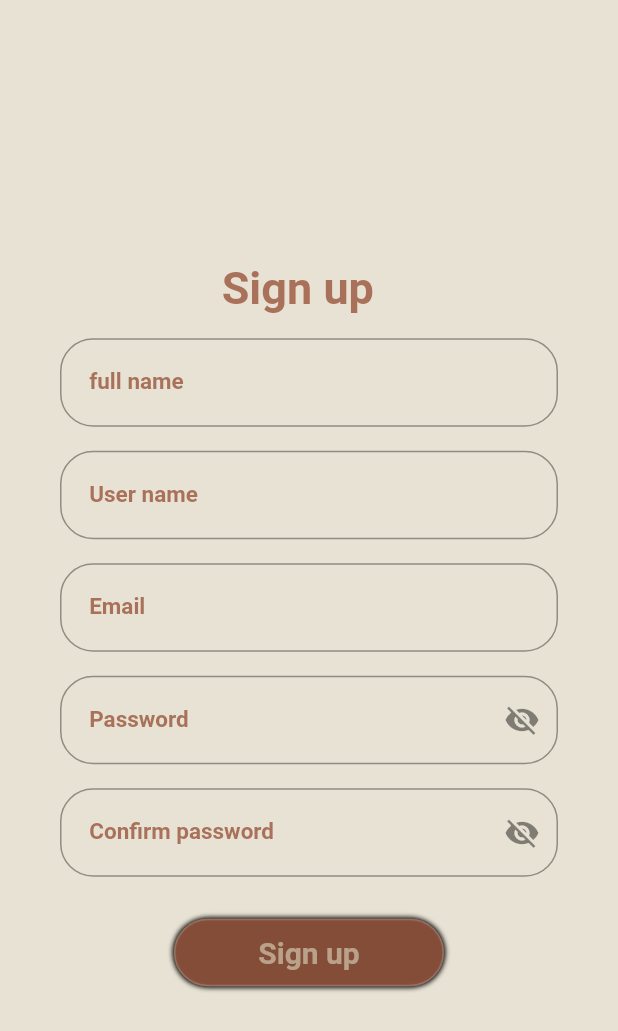
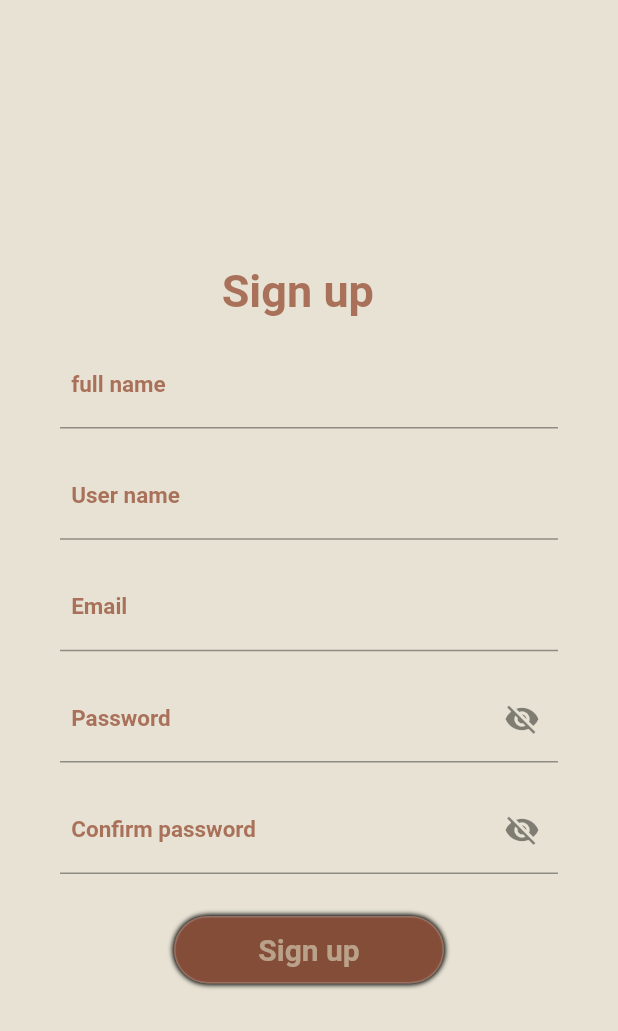
Before and after one commit to EmanAtta/fashion_app, a Flutter app: the Sign_up screen opened directly, on a phone screen of 412 x 824 dp. Shown: the top 1031 px of the screen. Run offline on Flutter 3.47's test engine with Material 2 defaults, Android fonts, the phone set to English and light mode, and no system bars; our stand-ins replace curved_navigation_bar, firebase_auth, firebase_core, firebase_storage, shared_preferences; accounts and stored records are empty.

Commit message:
Update sign_up.dart

```diff
--- a/lib/sign_up.dart
+++ b/lib/sign_up.dart
@@ -65,11 +65,12 @@ class _Sign_upState extends State<Sign_up> {
                         controller: _fullname,
                         decoration: InputDecoration(
                           labelText: "  full name",
-                          labelStyle: TextStyle(
-                              fontSize: 15,
-                              fontWeight: FontWeight.bold,
-                              color: Color.fromARGB(215, 157, 91, 67)),
-                          border: OutlineInputBorder(
+                          labelStyle:TextStyle(fontSize:15,fontWeight: FontWeight.bold,color: Color.fromARGB(215, 157, 91, 67)),
+                          fillColor:Colors.white,
+
+                          focusedBorder: OutlineInputBorder(
+                              borderSide: const BorderSide(color: Color.fromARGB(180, 89, 99, 76),width: 2),
+
                               borderRadius: BorderRadius.circular(22.0)),
                         ),
                         validator: (value) {
@@ -86,11 +87,12 @@ class _Sign_upState extends State<Sign_up> {
                         controller: _username,
                         decoration: InputDecoration(
                           labelText: "  User name",
-                          labelStyle: TextStyle(
-                              fontSize: 15,
-                              fontWeight: FontWeight.bold,
-                              color: Color.fromARGB(215, 157, 91, 67)),
-                          border: OutlineInputBorder(
+                          labelStyle:TextStyle(fontSize:15,fontWeight: FontWeight.bold,color: Color.fromARGB(215, 157, 91, 67)),
+                          fillColor:Colors.white,
+
+                          focusedBorder: OutlineInputBorder(
+                              borderSide: const BorderSide(color: Color.fromARGB(180, 89, 99, 76),width: 2),
+
                               borderRadius: BorderRadius.circular(22.0)),
                         ),
                         validator: (value) {
@@ -107,11 +109,12 @@ class _Sign_upState extends State<Sign_up> {
                         controller: emailController,
                         decoration: InputDecoration(
                           labelText: "  Email",
-                          labelStyle: TextStyle(
-                              fontSize: 15,
-                              fontWeight: FontWeight.bold,
-                              color: Color.fromARGB(215, 157, 91, 67)),
-                          border: OutlineInputBorder(
+                          labelStyle:TextStyle(fontSize:15,fontWeight: FontWeight.bold,color: Color.fromARGB(215, 157, 91, 67)),
+                          fillColor:Colors.white,
+
+                          focusedBorder: OutlineInputBorder(
+                              borderSide: const BorderSide(color: Color.fromARGB(180, 89, 99, 76),width: 2),
+
                               borderRadius: BorderRadius.circular(22.0)),
                         ),
                         validator: (value) {
@@ -139,11 +142,12 @@ class _Sign_upState extends State<Sign_up> {
                             },
                           ),
                           labelText: "  Password",
-                          labelStyle: TextStyle(
-                              fontSize: 15,
-                              color: Color.fromARGB(215, 157, 91, 67),
-                              fontWeight: FontWeight.bold),
-                          border: OutlineInputBorder(
+                          labelStyle:TextStyle(fontSize:15,fontWeight: FontWeight.bold,color: Color.fromARGB(215, 157, 91, 67)),
+                          fillColor:Colors.white,
+
+                          focusedBorder: OutlineInputBorder(
+                              borderSide: const BorderSide(color: Color.fromARGB(180, 89, 99, 76),width: 2),
+
                               borderRadius: BorderRadius.circular(22.0)),
                         ),
                         validator: (value) {
@@ -171,11 +175,12 @@ class _Sign_upState extends State<Sign_up> {
                           },
                         ),
                         labelText: "  Confirm password",
-                        labelStyle: TextStyle(
-                            fontSize: 15,
-                            fontWeight: FontWeight.bold,
-                            color: Color.fromARGB(215, 157, 91, 67)),
-                        border: OutlineInputBorder(
+                        labelStyle:TextStyle(fontSize:15,fontWeight: FontWeight.bold,color: Color.fromARGB(215, 157, 91, 67)),
+                        fillColor:Colors.white,
+
+                        focusedBorder: OutlineInputBorder(
+                            borderSide: const BorderSide(color: Color.fromARGB(180, 89, 99, 76),width: 2),
+
                             borderRadius: BorderRadius.circular(22.0)),
                       ),
                       validator: (value) {
```
